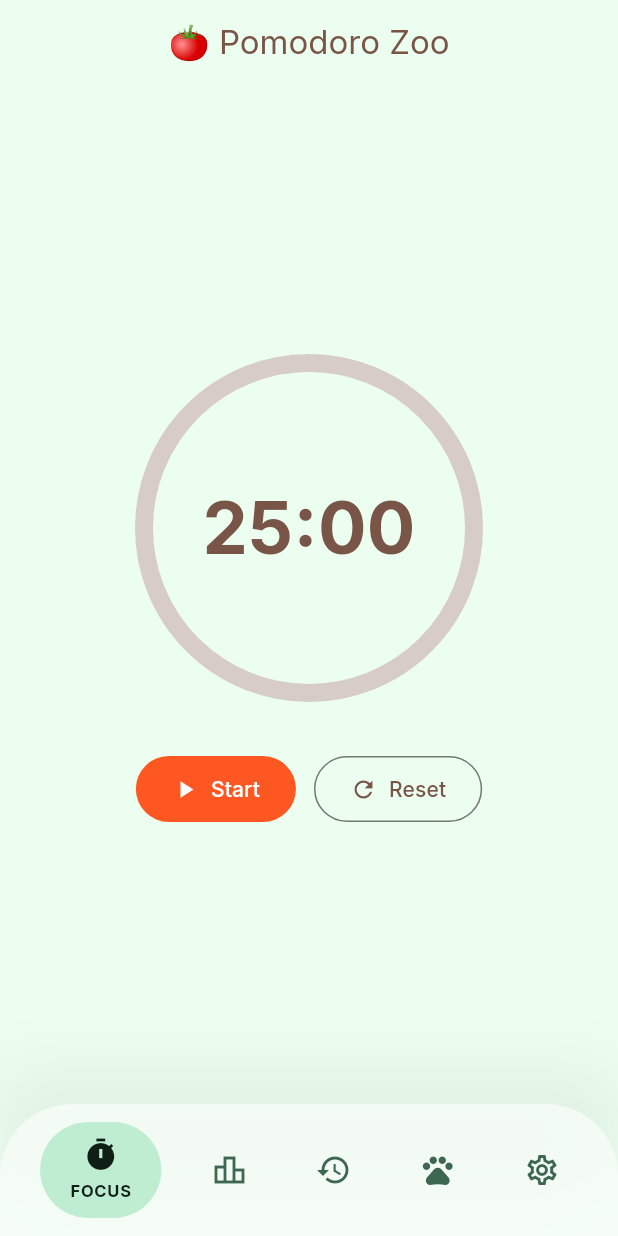
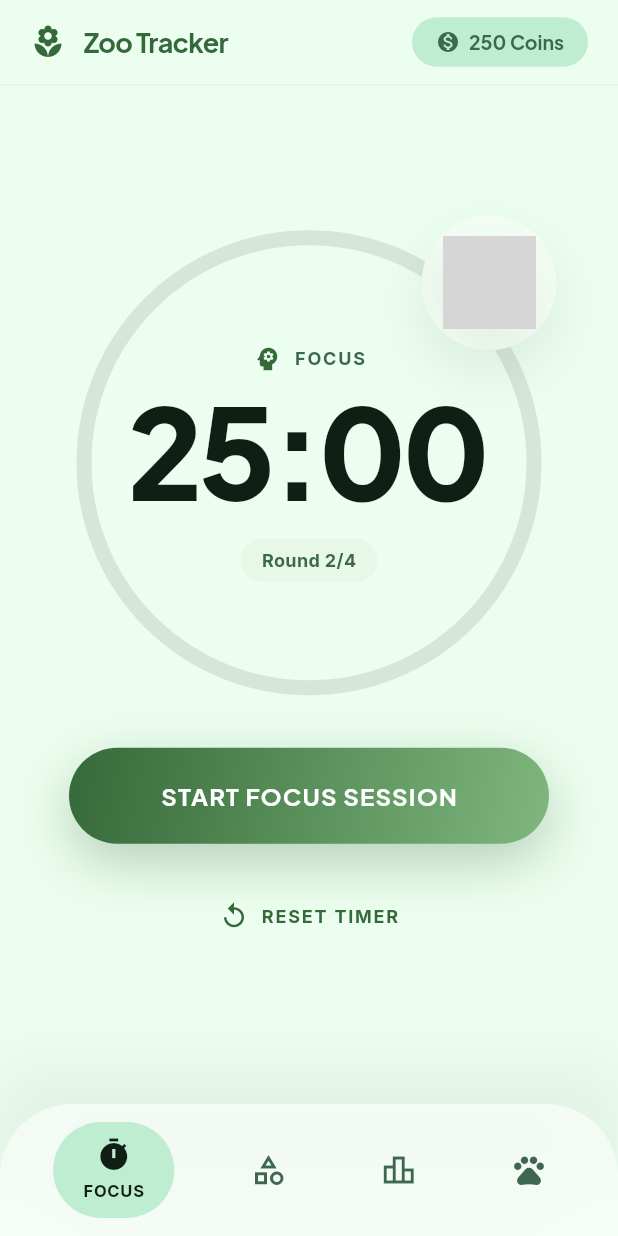
Before and after one commit to SupakronQ/Pomodoro-Zoo-Tracker, a Flutter app: the screen it shows after launch, on a phone screen of 412 x 824 dp. Run offline on Flutter 3.47's test engine with Material 3 defaults, Android fonts, the phone set to English and light mode, and no system bars; our stand-ins replace google_fonts; network calls fail; grey boxes are pictures that could not be loaded.

Commit message:
[FE] timer page and category page

```diff
--- a/pomodoro_zoo_tracker/lib/core/theme/app_colors.dart
+++ b/pomodoro_zoo_tracker/lib/core/theme/app_colors.dart
@@ -10,4 +10,6 @@ class AppColors {
   static const onSurface = Color(0xFF101F16);
   static const outlineVariant = Color(0xFFC1C9BC);
   static const surfaceVariant = Color(0xFFD5E7D9);
+  static const surfaceContainerLow = Color(0xFFE7F8E9);
+  static const surfaceContainer = Color(0xFFF1F7F2);
 }
--- a/pomodoro_zoo_tracker/lib/core/widgets/zoo_bottom_nav.dart
+++ b/pomodoro_zoo_tracker/lib/core/widgets/zoo_bottom_nav.dart
@@ -38,10 +38,10 @@ class ZooBottomNav extends StatelessWidget {
                 mainAxisAlignment: MainAxisAlignment.spaceAround,
                 children: [
                   _buildNavItem(0, Icons.timer_outlined, Icons.timer, "FOCUS"),
-                  _buildNavItem(1, Icons.leaderboard_outlined, Icons.leaderboard, "STATS"),
-                  _buildNavItem(2, Icons.history_outlined, Icons.history, "HISTORY"),
+                  _buildNavItem(1, Icons.category_outlined, Icons.category, "CATEGORY"),
+                  _buildNavItem(2, Icons.leaderboard_outlined, Icons.leaderboard, "STATS"),
                   _buildNavItem(3, Icons.pets_outlined, Icons.pets, "ZOO"),
-                  _buildNavItem(4, Icons.settings_outlined, Icons.settings, "SETTINGS"),
+                  // _buildNavItem(4, Icons.settings_outlined, Icons.settings, "SETTINGS"),
                 ],
               ),
             ),
--- /dev/null
+++ b/pomodoro_zoo_tracker/lib/core/widgets/zoo_header.dart
@@ -0,0 +1,107 @@
+import 'package:flutter/material.dart';
+import '../theme/app_colors.dart'; // เรียกใช้ไฟล์สีที่สร้างไว้
+
+class ZooHeader extends StatelessWidget implements PreferredSizeWidget {
+  final String title;
+  final int coins;
+  final VoidCallback? onCoinTap;
+  final bool showBackButton;
+
+  const ZooHeader({
+    super.key,
+    required this.title,
+    this.coins = 0,
+    this.onCoinTap,
+    this.showBackButton = false,
+  });
+
+  @override
+  Widget build(BuildContext context) {
+    return AppBar(
+      backgroundColor: AppColors.background,
+      elevation: 0,
+      scrolledUnderElevation: 0, // ป้องกันสีเปลี่ยนเมื่อ scroll
+      automaticallyImplyLeading: false, // จัดการปุ่ม back เอง
+      titleSpacing: 20,
+      title: Row(
+        mainAxisAlignment: MainAxisAlignment.spaceBetween,
+        children: [
+          // ส่วนที่ 1: Icon + Title
+          Row(
+            children: [
+              if (showBackButton)
+                IconButton(
+                  icon: const Icon(Icons.arrow_back_ios_new, size: 20),
+                  onPressed: () => Navigator.pop(context),
+                  color: AppColors.primary,
+                )
+              else
+                const Icon(
+                  Icons.local_florist, // แทน potted_plant ในดีไซน์
+                  color: AppColors.primary,
+                  size: 24,
+                ),
+              const SizedBox(width: 12),
+              Text(
+                title,
+                style: const TextStyle(
+                  fontFamily: 'Plus Jakarta Sans', // ตามดีไซน์ HTML
+                  fontWeight: FontWeight.bold,
+                  fontSize: 18,
+                  color: AppColors.primary,
+                  letterSpacing: -0.5,
+                ),
+              ),
+            ],
+          ),
+
+          // ส่วนที่ 2: Coin Pill Button
+          GestureDetector(
+            onTap: onCoinTap,
+            child: MouseRegion(
+              cursor: SystemMouseCursors.click,
+              child: AnimatedContainer(
+                duration: const Duration(milliseconds: 200),
+                padding: const EdgeInsets.symmetric(horizontal: 16, vertical: 8),
+                decoration: BoxDecoration(
+                  color: AppColors.secondaryContainer,
+                  borderRadius: BorderRadius.circular(999),
+                ),
+                child: Row(
+                  children: [
+                    const Icon(
+                      Icons.monetization_on,
+                      color: AppColors.secondary,
+                      size: 16,
+                    ),
+                    const SizedBox(width: 6),
+                    Text(
+                      '$coins Coins',
+                      style: const TextStyle(
+                        fontFamily: 'Plus Jakarta Sans',
+                        fontWeight: FontWeight.bold,
+                        fontSize: 13,
+                        color: AppColors.secondary,
+                      ),
+                    ),
+                  ],
+                ),
+              ),
+            ),
+          ),
+        ],
+      ),
+      // เส้นประดับด้านล่างบางๆ ตาม HTML
+      bottom: PreferredSize(
+        preferredSize: const Size.fromHeight(1),
+        child: Container(
+          color: AppColors.primary.withOpacity(0.05),
+          height: 1,
+        ),
+      ),
+    );
+  }
+
+  @override
+  Size get preferredSize => const Size.fromHeight(kToolbarHeight + 1);
+}
--- a/pomodoro_zoo_tracker/lib/features/timer/presentation/pages/timer_page.dart
+++ b/pomodoro_zoo_tracker/lib/features/timer/presentation/pages/timer_page.dart
@@ -1,5 +1,5 @@
 import 'package:flutter/material.dart';
-import 'package:pomodoro_zoo_tracker/core/widgets/zoo_bottom_nav.dart';
+import 'package:pomodoro_zoo_tracker/core/widgets/zoo_header.dart';
 import '../providers/timer_provider.dart';
 import 'package:provider/provider.dart';
 import '../widgets/timer_circle.dart';
@@ -14,18 +14,11 @@ class TimerPage extends StatelessWidget {
 
     return Scaffold(
       // backgroundColor: const Color(0xFFF5F0E8),
-      appBar: AppBar(
-        title: const Text('🍅 Pomodoro Zoo'),
-        centerTitle: true,
-        backgroundColor: Colors.transparent,
-        elevation: 0,
-        foregroundColor: Colors.brown,
-      ),
       body: Center(
         child: Column(
           mainAxisAlignment: MainAxisAlignment.center,
           children: [
-            TimerCircle(
+            ZooTimerDisplay(
               progress: provider.progress,
               formattedTime: provider.formattedTime,
               isCompleted: provider.isCompleted,
@@ -47,14 +40,7 @@ class TimerPage extends StatelessWidget {
             ]
           ],
         ),
-      ),
-      bottomNavigationBar: ZooBottomNav(
-        currentIndex: 0, // ระบุ Index ของหน้านี้
-        onTap: (index) {
-          // จัดการการเปลี่ยนหน้าตรงนี้ เช่น Navigator.push หรือเปลี่ยน state
-          print("Tapped index: $index");
-        },
-      ),
+      )
     );
   }
 }
--- a/pomodoro_zoo_tracker/lib/features/timer/presentation/widgets/timer_circle.dart
+++ b/pomodoro_zoo_tracker/lib/features/timer/presentation/widgets/timer_circle.dart
@@ -1,43 +1,136 @@
+import 'dart:ui';
 import 'package:flutter/material.dart';
+import 'package:pomodoro_zoo_tracker/core/theme/app_colors.dart';
 
-class TimerCircle extends StatelessWidget {
-  final double progress;
-  final String formattedTime;
-  final bool isCompleted;
+class ZooTimerDisplay extends StatelessWidget {
+  final double progress;      // provider.progress (0.0 - 1.0)
+  final String formattedTime; // provider.formattedTime (เช่น "25:00")
+  final bool isCompleted;     // provider.isCompleted
 
-  const TimerCircle({
-    Key? key,
+  const ZooTimerDisplay({
+    super.key,
     required this.progress,
     required this.formattedTime,
     required this.isCompleted,
-  }) : super(key: key);
+  });
 
   @override
   Widget build(BuildContext context) {
-    return SizedBox(
-      width: 220,
-      height: 220,
+    return Center(
       child: Stack(
         alignment: Alignment.center,
+        clipBehavior: Clip.none, // ให้รูปสัตว์ลอยออกจากขอบวงกลมได้
         children: [
-          SizedBox.expand(
+          // 1. Progress Ring
+          SizedBox(
+            width: 300,
+            height: 300,
             child: CircularProgressIndicator(
-              value: progress,
-              strokeWidth: 12,
-              backgroundColor: Colors.brown.shade100,
-              color: isCompleted ? Colors.green : Colors.deepOrange,
+              value: isCompleted ? 1.0 : progress, // ถ้าจบแล้วให้เต็มวง
+              strokeWidth: 10,
+              backgroundColor: AppColors.surfaceVariant, // สี d5e7d9
+              valueColor: AlwaysStoppedAnimation<Color>(
+                isCompleted ? AppColors.secondary : AppColors.primary, // เปลี่ยนสีเมื่อจบ
+              ),
+              strokeCap: StrokeCap.round, // ปลายเส้นโค้งมน
             ),
           ),
-          Text(
-            formattedTime,
-            style: const TextStyle(
-              fontSize: 48,
-              fontWeight: FontWeight.bold,
-              color: Colors.brown,
-            ),
+
+          // 2. Center Content
+          Column(
+            mainAxisSize: MainAxisSize.min,
+            children: [
+              // สถานะ: เปลี่ยนจาก FOCUS เป็น COMPLETED เมื่อจบ
+              Row(
+                mainAxisSize: MainAxisSize.min,
+                children: [
+                  Icon(
+                    isCompleted ? Icons.check_circle : Icons.psychology,
+                    color: isCompleted ? AppColors.secondary : AppColors.primary,
+                    size: 20,
+                  ),
+                  const SizedBox(width: 8),
+                  Text(
+                    isCompleted ? "COMPLETED" : "FOCUS",
+                    style: TextStyle(
+                      fontFamily: 'Inter',
+                      color: AppColors.secondary,
+                      fontWeight: FontWeight.w700,
+                      letterSpacing: 1.2,
+                      fontSize: 12,
+                    ),
+                  ),
+                ],
+              ),
+              const SizedBox(height: 4),
+              // ตัวเลขเวลา
+              Text(
+                formattedTime,
+                style: Theme.of(context).textTheme.displayLarge?.copyWith(
+                      fontSize: 84,
+                      letterSpacing: -3,
+                      color: AppColors.onSurface,
+                    ),
+              ),
+              const SizedBox(height: 12),
+              // รอบการทำงาน
+              if (!isCompleted)
+                Container(
+                  padding: const EdgeInsets.symmetric(horizontal: 14, vertical: 6),
+                  decoration: BoxDecoration(
+                    color: AppColors.surfaceContainerLow, // สี e7f8e9
+                    borderRadius: BorderRadius.circular(999),
+                  ),
+                  child: const Text(
+                    "Round 2/4",
+                    style: TextStyle(
+                      fontSize: 12,
+                      fontWeight: FontWeight.bold,
+                      color: AppColors.secondary,
+                    ),
+                  ),
+                ),
+            ],
+          ),
+
+          // 3. Floating Animal Glass Card
+          Positioned(
+            top: -15,
+            right: -15,
+            child: _buildAnimalCard(),
           ),
         ],
       ),
     );
   }
+
+  Widget _buildAnimalCard() {
+    return Container(
+      width: 90,
+      height: 90,
+      decoration: BoxDecoration(
+        shape: BoxShape.circle,
+        boxShadow: [
+          BoxShadow(
+            color: const Color(0xFF101F16).withOpacity(0.08),
+            blurRadius: 30,
+            offset: const Offset(0, 15),
+          ),
+        ],
+      ),
+      child: ClipOval(
+        child: BackdropFilter(
+          filter: ImageFilter.blur(sigmaX: 15, sigmaY: 15), // Glass Effect
+          child: Container(
+            color: Colors.white.withOpacity(0.4),
+            padding: const EdgeInsets.all(14),
+            child: Image.network(
+              "https://encrypted-tbn0.gstatic.com/images?q=tbn:ANd9GcRm8ahumGFysI15RXbJ_V9v6mVp9NXIdwvb3g&s", // เปลี่ยนเป็น Assets ของคุณ
+              fit: BoxFit.contain,
+            ),
+          ),
+        ),
+      ),
+    );
+  }
 }
--- a/pomodoro_zoo_tracker/lib/features/timer/presentation/widgets/timer_controls.dart
+++ b/pomodoro_zoo_tracker/lib/features/timer/presentation/widgets/timer_controls.dart
@@ -1,4 +1,5 @@
 import 'package:flutter/material.dart';
+import 'package:pomodoro_zoo_tracker/core/theme/app_colors.dart';
 
 class TimerControls extends StatelessWidget {
   final bool isRunning;
@@ -8,48 +9,79 @@ class TimerControls extends StatelessWidget {
   final VoidCallback onReset;
 
   const TimerControls({
-    Key? key,
+    super.key,
     required this.isRunning,
     required this.isCompleted,
     required this.onStart,
     required this.onPause,
     required this.onReset,
-  }) : super(key: key);
+  });
 
   @override
   Widget build(BuildContext context) {
-    return Row(
-      mainAxisAlignment: MainAxisAlignment.center,
+    return Column(
+      mainAxisSize: MainAxisSize.min,
       children: [
-        if (!isRunning && !isCompleted)
-          ElevatedButton.icon(
-            onPressed: onStart,
-            icon: const Icon(Icons.play_arrow),
-            label: const Text('Start'),
-            style: ElevatedButton.styleFrom(
-              backgroundColor: Colors.deepOrange,
-              foregroundColor: Colors.white,
-              padding: const EdgeInsets.symmetric(horizontal: 24, vertical: 12),
+        // ใช้ ConstrainedBox เพื่อกำหนด maxWidth แทน SizedBox
+        ConstrainedBox(
+          constraints: const BoxConstraints(maxWidth: 320), // เทียบเท่า max-w-xs
+          child: Container(
+            width: double.infinity, // ขยายเต็มที่ภายใต้ 320px
+            height: 64,
+            decoration: BoxDecoration(
+              // Organic Gradient ตามดีไซน์ HTML
+              gradient: const LinearGradient(
+                begin: Alignment.topLeft,
+                end: Alignment.bottomRight,
+                colors: [Color(0xFF356939), Color(0xFF7FB77E)],
+              ),
+              borderRadius: BorderRadius.circular(999),
+              boxShadow: [
+                BoxShadow(
+                  color: const Color(0xFF356939).withOpacity(0.3),
+                  blurRadius: 30,
+                  offset: const Offset(0, 12),
+                ),
+              ],
+            ),
+            child: ElevatedButton(
+              onPressed: isRunning ? onPause : onStart,
+              style: ElevatedButton.styleFrom(
+                backgroundColor: Colors.transparent,
+                shadowColor: Colors.transparent,
+                shape: const StadiumBorder(),
+              ),
+              child: Text(
+                isRunning ? 'PAUSE SESSION' : 'START FOCUS SESSION',
+                style: const TextStyle(
+                  fontFamily: 'Plus Jakarta Sans', //
+                  fontWeight: FontWeight.bold,
+                  fontSize: 16,
+                  color: Colors.white,
+                  letterSpacing: 0.8,
+                ),
+              ),
             ),
           ),
-        if (isRunning)
-          ElevatedButton.icon(
-            onPressed: onPause,
-            icon: const Icon(Icons.pause),
-            label: const Text('Pause'),
-            style: ElevatedButton.styleFrom(
-              backgroundColor: Colors.orange,
-              foregroundColor: Colors.white,
-              padding: const EdgeInsets.symmetric(horizontal: 24, vertical: 12),
+        ),
+
+        const SizedBox(height: 24),
+
+        // ปุ่ม Reset แบบ Minimal
+        TextButton.icon(
+          onPressed: onReset,
+          icon: const Icon(Icons.replay, size: 20),
+          label: const Text(
+            'RESET TIMER',
+            style: TextStyle(
+              fontFamily: 'Inter', //
+              fontWeight: FontWeight.bold,
+              letterSpacing: 1.2,
+              fontSize: 12,
             ),
           ),
-        const SizedBox(width: 12),
-        OutlinedButton.icon(
-          onPressed: onReset,
-          icon: const Icon(Icons.refresh),
-          label: const Text('Reset'),
-          style: OutlinedButton.styleFrom(
-            foregroundColor: Colors.brown,
+          style: TextButton.styleFrom(
+            foregroundColor: AppColors.primary, //
             padding: const EdgeInsets.symmetric(horizontal: 24, vertical: 12),
           ),
         ),
--- a/pomodoro_zoo_tracker/lib/main.dart
+++ b/pomodoro_zoo_tracker/lib/main.dart
@@ -1,4 +1,5 @@
 import 'package:flutter/material.dart';
+import 'package:pomodoro_zoo_tracker/presentation/main_page.dart';
 import 'package:provider/provider.dart';
 import 'features/timer/data/datasources/timer_local_datasource.dart';
 import 'features/timer/data/repositories/timer_repository_impl.dart';
@@ -35,7 +36,7 @@ class MyApp extends StatelessWidget {
       child: MaterialApp(
         title: 'Pomodoro Zoo Tracker',
         theme: AppTheme.lightTheme,
-        home: const TimerPage(),
+        home: const MainPage(),
       ),
     );
   }
--- /dev/null
+++ b/pomodoro_zoo_tracker/lib/presentation/main_page.dart
@@ -0,0 +1,54 @@
+import 'package:flutter/material.dart';
+import 'package:pomodoro_zoo_tracker/core/widgets/zoo_header.dart';
+import 'package:provider/provider.dart';
+// Import Widget Bottom Nav ของคุณ
+import '../core/widgets/zoo_bottom_nav.dart';
+// Import หน้าต่างๆ (สมมติชื่อไฟล์)
+import '../../features/timer/presentation/pages/timer_page.dart';
+import '../../features/category/presentation/pages/category_management_page.dart';
+
+class MainPage extends StatefulWidget {
+  const MainPage({super.key});
+
+  @override
+  State<MainPage> createState() => _MainPageState();
+}
+
+class _MainPageState extends State<MainPage> {
+  int _currentIndex = 0;
+
+  // 1. รายการหน้าจอที่จะแสดงผล เรียงตามลำดับ Bottom Nav
+  final List<Widget> _pages = [
+    const TimerPage(),
+    const CategoryManagementPage(),
+    const Center(child: Text("STATS PAGE")),
+    const Center(child: Text("ZOO PAGE")),
+  ];
+
+  @override
+  Widget build(BuildContext context) {
+    return Scaffold(
+      appBar: ZooHeader(
+          title: "Zoo Tracker",
+          coins: 250,
+          onCoinTap: () => print("Coin clicked!"),
+        ),
+      // 2. ใช้ IndexedStack เพื่อรักษา State ของแต่ละหน้า (เช่น Timer จะไม่หยุดเดิน)
+      body: IndexedStack(
+        index: _currentIndex,
+        children: _pages,
+      ),
+
+      // 3. เรียกใช้ ZooBottomNav ที่คุณเขียนไว้
+      bottomNavigationBar: ZooBottomNav(
+        currentIndex: _currentIndex,
+        onTap: (index) {
+          // ฟังก์ชันที่ส่งเข้าไปเพื่อเปลี่ยนหน้า
+          setState(() {
+            _currentIndex = index;
+          });
+        },
+      ),
+    );
+  }
+}
```
Also changed, not shown: pomodoro_zoo_tracker/lib/features/category/presentation/pages/category_management_page.dart (added, +180 -0 lines), pomodoro_zoo_tracker/lib/features/category/presentation/widgets/category_card.dart (added, +91 -0 lines).
